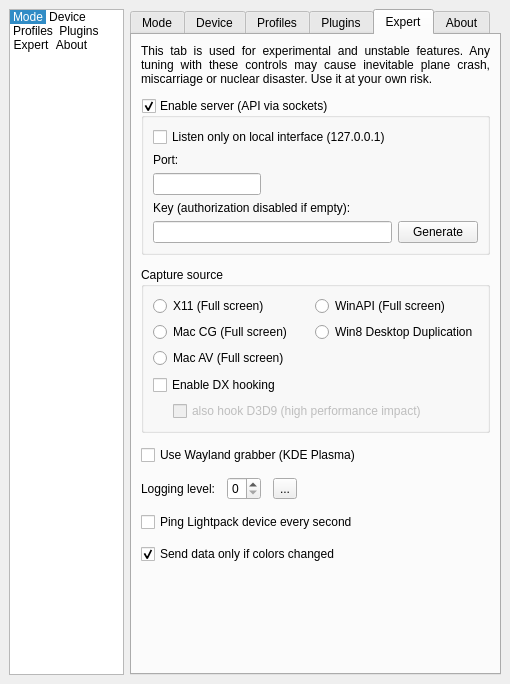
First picture: the form in Software/src/SettingsWindow.ui, repository ermito/Lightpack, before the edit.
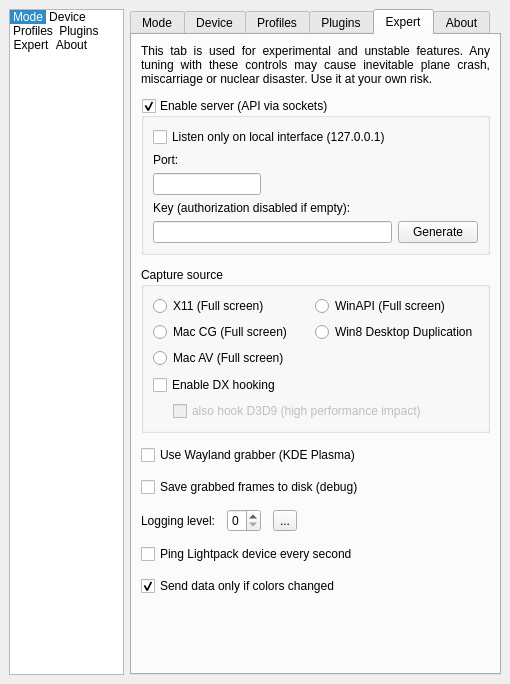
Second picture: the form after the edit. The open tabs and pages were chosen to show the change. Icons and pictures are not drawn. Custom widgets are drawn as their Qt base class.

The edit to the form file:
```diff
--- a/Software/src/SettingsWindow.ui
+++ b/Software/src/SettingsWindow.ui
@@ -2847,6 +2847,13 @@
           </property>
          </widget>
         </item>
+        <item>
+         <widget class="QCheckBox" name="checkBox_SaveGrabbedFrames">
+          <property name="text">
+           <string>Save grabbed frames to disk (debug)</string>
+          </property>
+         </widget>
+        </item>
         <item>
          <layout class="QHBoxLayout" name="horizontalLayout_5">
           <item>
```
